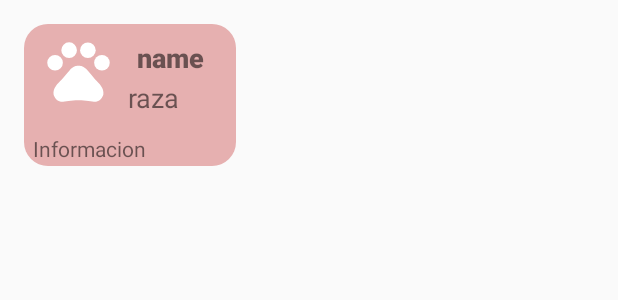
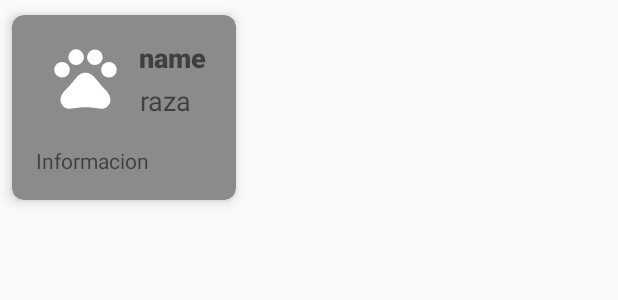
Before and after one commit to fedeturazzini/mascotasol, an Android app: the layout animal_row.xml on its own in the app's theme, with its tools: preview values and no code run, on a phone screen of 412 x 824 dp. Shown: the top 300 px of the screen. Run offline under Robolectric (Android 15) with nearby library versions, the phone set to English and light mode, and no system bars.

```diff
--- a/app/src/main/res/layout/activity_animal.xml
+++ b/app/src/main/res/layout/activity_animal.xml
@@ -33,6 +33,7 @@
             android:id="@+id/recyclerView"
             android:layout_width="match_parent"
             android:layout_height="wrap_content"
+            android:padding="6dp"
             app:layout_constraintEnd_toEndOf="parent"
             app:layout_constraintStart_toStartOf="parent"
             app:layout_constraintTop_toTopOf="parent">
@@ -55,6 +56,4 @@
 
     </androidx.coordinatorlayout.widget.CoordinatorLayout>
 
-
-
 </androidx.constraintlayout.widget.ConstraintLayout>
--- a/app/src/main/res/layout/animal_row.xml
+++ b/app/src/main/res/layout/animal_row.xml
@@ -1,23 +1,30 @@
 <?xml version="1.0" encoding="utf-8"?>
-<androidx.constraintlayout.widget.ConstraintLayout
+<androidx.cardview.widget.CardView
     xmlns:android="http://schemas.android.com/apk/res/android"
     xmlns:app="http://schemas.android.com/apk/res-auto"
     android:layout_width="wrap_content"
     android:layout_height="wrap_content"
-    android:layout_margin="16dp"
-    xmlns:tools="http://schemas.android.com/tools"
-    android:background="@drawable/animal_row_drawable"
-    android:showDividers="middle"
-    android:orientation="vertical">
+    app:cardCornerRadius="8dp"
+    android:layout_marginBottom="12dp"
+    app:cardPreventCornerOverlap="true"
+    app:cardElevation="5dp"
+    app:cardUseCompatPadding="true"
+    android:backgroundTint="@color/gray"
+    xmlns:tools="http://schemas.android.com/tools">
+
+    <androidx.constraintlayout.widget.ConstraintLayout
+        android:layout_width="wrap_content"
+        android:layout_height="wrap_content"
+        android:padding="16dp">
 
         <ImageView
             android:id="@+id/image"
             android:layout_width="50dp"
             android:layout_height="50dp"
-        android:layout_marginStart="6dp"
-        android:layout_marginTop="6dp"
-        android:layout_marginBottom="8dp"
+            android:layout_marginStart="4dp"
+            android:layout_marginBottom="10dp"
             android:background="@drawable/pet_drawable"
+            android:transitionName="image"
             app:layout_constraintBottom_toTopOf="@+id/textView"
             app:layout_constraintEnd_toStartOf="@+id/name"
             app:layout_constraintStart_toStartOf="parent"
@@ -27,10 +34,10 @@
             android:id="@+id/name"
             android:layout_width="match_parent"
             android:layout_height="wrap_content"
-        android:layout_marginStart="8dp"
-        android:layout_marginTop="8dp"
-        android:layout_marginEnd="16dp"
+            android:layout_marginStart="6dp"
+            android:ellipsize="end"
             android:fontFamily="sans-serif-black"
+            android:maxLines="1"
             android:textSize="18dp"
             app:layout_constraintBottom_toTopOf="@+id/raza"
             app:layout_constraintEnd_toEndOf="parent"
@@ -42,11 +49,16 @@
             android:id="@+id/raza"
             android:layout_width="match_parent"
             android:layout_height="wrap_content"
-        android:layout_marginStart="8dp"
-        android:layout_marginBottom="10dp"
+            android:layout_marginStart="6dp"
+            android:layout_marginTop="4dp"
+            android:layout_marginEnd="8dp"
+            android:layout_marginBottom="18dp"
+            android:ellipsize="end"
             android:fontFamily="sans-serif"
+            android:maxLines="1"
             android:textSize="18dp"
             app:layout_constraintBottom_toTopOf="@+id/textView"
+            app:layout_constraintEnd_toEndOf="parent"
             app:layout_constraintStart_toEndOf="@+id/image"
             app:layout_constraintTop_toBottomOf="@+id/name"
             tools:text="raza" />
@@ -55,10 +67,8 @@
             android:id="@+id/textView"
             android:layout_width="wrap_content"
             android:layout_height="wrap_content"
-        android:layout_marginStart="6dp"
-        android:layout_marginTop="9dp"
-        android:layout_marginEnd="60dp"
-        android:layout_marginBottom="2dp"
+            android:layout_marginTop="10dp"
+            android:layout_marginEnd="42dp"
             android:text="Informacion"
             app:layout_constraintBottom_toBottomOf="parent"
             app:layout_constraintEnd_toEndOf="parent"
@@ -67,3 +77,5 @@
 
 
     </androidx.constraintlayout.widget.ConstraintLayout>
+
+</androidx.cardview.widget.CardView>
```
Also changed, not shown: app/src/main/AndroidManifest.xml (+6 -2 lines), app/src/main/java/com/mascotasol/data/model/Animal.kt (+6 -2 lines), app/src/main/java/com/mascotasol/view/activities/AnimalActivity.kt (+13 -2 lines), app/src/main/java/com/mascotasol/view/activities/AnimalDetailActivity.kt (added, +24 -0 lines), app/src/main/java/com/mascotasol/view/ui/adapters/AnimalAdapter.kt (+13 -2 lines), app/src/main/res/layout/activity_animal_detail.xml (added, +22 -0 lines). Lines whose indentation alone changed are shown as unchanged.
